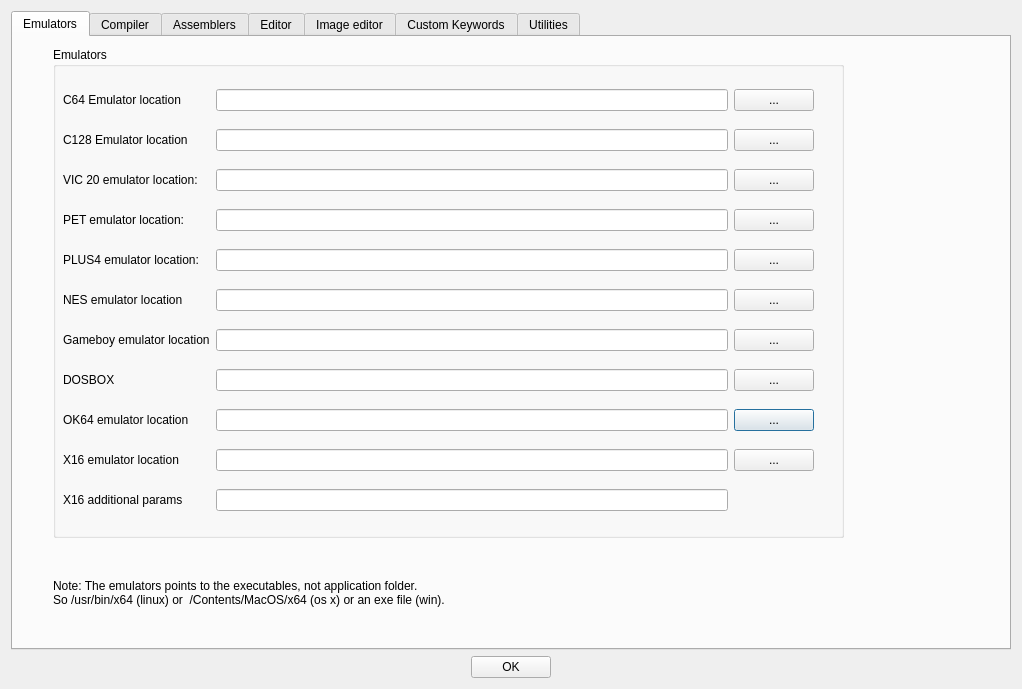
Old version of the form source/dialogtrsesettings.ui in the repository leuat/TRSE.
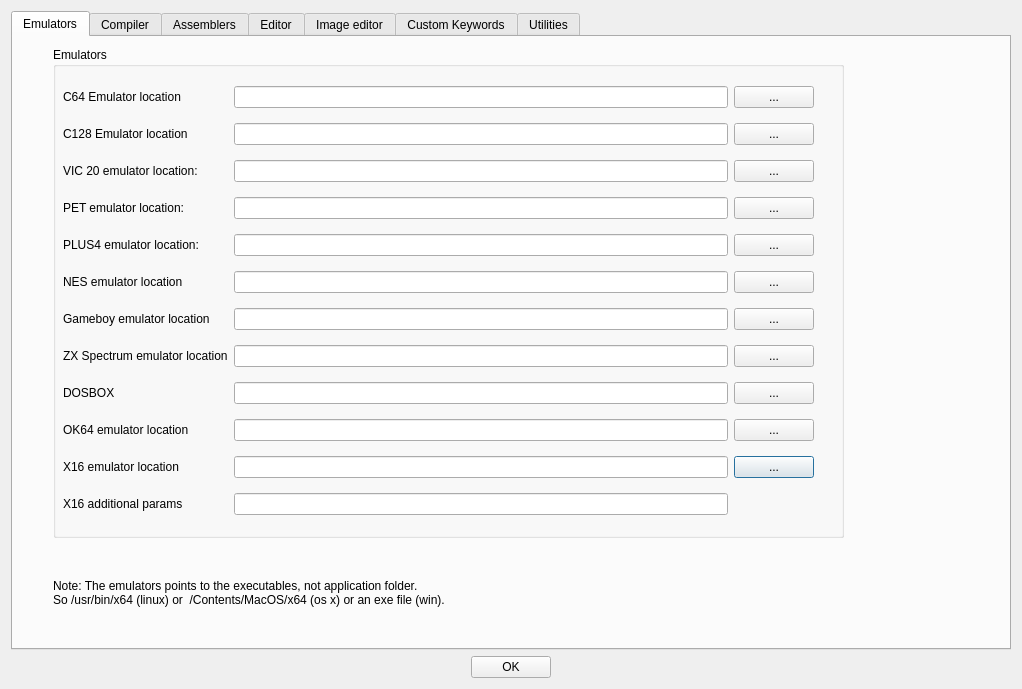
New version of the form. The open tabs and pages were chosen to show the change.

Commit message: First Spectrum ZX

What changed in the file:
```diff
--- a/source/dialogtrsesettings.ui
+++ b/source/dialogtrsesettings.ui
@@ -63,78 +63,26 @@
             <height>451</height>
            </rect>
           </property>
-          <layout class="QGridLayout" name="gridLayout_7" rowstretch="0,0,0,0,0,0,0,0,0,0,0">
-           <item row="8" column="2">
-            <widget class="QPushButton" name="btnOKEmulator">
+          <layout class="QGridLayout" name="gridLayout_7" rowstretch="0,0,0,0,0,0,0,0,0,0,0,0">
+           <item row="8" column="0">
+            <widget class="QLabel" name="label_34">
              <property name="text">
-              <string>...</string>
+              <string>DOSBOX</string>
              </property>
             </widget>
            </item>
-           <item row="3" column="1">
-            <widget class="QLineEdit" name="lePETEmulator"/>
-           </item>
-           <item row="0" column="1">
-            <widget class="QLineEdit" name="leEmulator"/>
-           </item>
-           <item row="4" column="2">
-            <widget class="QPushButton" name="btnPlus4Select">
-             <property name="text">
-              <string>...</string>
-             </property>
-            </widget>
-           </item>
-           <item row="9" column="2">
+           <item row="10" column="2">
             <widget class="QPushButton" name="btnX16Emulator">
              <property name="text">
               <string>...</string>
              </property>
             </widget>
            </item>
-           <item row="4" column="0">
-            <widget class="QLabel" name="label_26">
-             <property name="text">
-              <string>PLUS4 emulator location:</string>
-             </property>
-            </widget>
-           </item>
            <item row="1" column="1">
             <widget class="QLineEdit" name="leEmulatorC128"/>
            </item>
-           <item row="7" column="2">
-            <widget class="QPushButton" name="btnDosbox">
-             <property name="text">
-              <string>...</string>
-             </property>
-            </widget>
-           </item>
-           <item row="0" column="0">
-            <widget class="QLabel" name="label">
-             <property name="text">
-              <string>C64 Emulator location</string>
-             </property>
-            </widget>
-           </item>
-           <item row="2" column="0">
-            <widget class="QLabel" name="label_7">
-             <property name="text">
-              <string>VIC 20 emulator location:</string>
-             </property>
-            </widget>
-           </item>
-           <item row="5" column="2">
-            <widget class="QPushButton" name="btnNesEmulatr">
-             <property name="text">
-              <string>...</string>
-             </property>
-            </widget>
-           </item>
-           <item row="7" column="0">
-            <widget class="QLabel" name="label_34">
-             <property name="text">
-              <string>DOSBOX</string>
-             </property>
-            </widget>
+           <item row="4" column="1">
+            <widget class="QLineEdit" name="lePlus4Emulator"/>
            </item>
            <item row="2" column="2">
             <widget class="QPushButton" name="btnVic20Emulator">
@@ -143,98 +91,16 @@
              </property>
             </widget>
            </item>
-           <item row="1" column="2">
-            <widget class="QPushButton" name="btnEmulatorC128">
-             <property name="text">
-              <string>...</string>
-             </property>
-            </widget>
-           </item>
-           <item row="1" column="0">
-            <widget class="QLabel" name="label_16">
-             <property name="text">
-              <string>C128 Emulator location</string>
-             </property>
-            </widget>
-           </item>
-           <item row="0" column="2">
-            <widget class="QPushButton" name="btnEmulator">
-             <property name="text">
-              <string>...</string>
-             </property>
-            </widget>
-           </item>
-           <item row="5" column="0">
-            <widget class="QLabel" name="label_14">
-             <property name="text">
-              <string>NES emulator location</string>
-             </property>
-            </widget>
-           </item>
-           <item row="10" column="1">
-            <widget class="QLineEdit" name="leX16EmuParams">
-             <property name="text">
-              <string/>
-             </property>
-            </widget>
-           </item>
-           <item row="3" column="2">
-            <widget class="QPushButton" name="btnPetEmulator">
-             <property name="text">
-              <string>...</string>
-             </property>
-            </widget>
-           </item>
-           <item row="9" column="0">
+           <item row="10" column="0">
             <widget class="QLabel" name="label_79">
              <property name="text">
               <string>X16 emulator location</string>
              </property>
             </widget>
            </item>
-           <item row="8" column="0">
-            <widget class="QLabel" name="label_18">
-             <property name="text">
-              <string>OK64 emulator location</string>
-             </property>
-            </widget>
-           </item>
-           <item row="9" column="1">
-            <widget class="QLineEdit" name="leX16Emu">
-             <property name="text">
-              <string/>
-             </property>
-            </widget>
-           </item>
-           <item row="8" column="1">
-            <widget class="QLineEdit" name="leOK64Emulator"/>
-           </item>
-           <item row="7" column="1">
-            <widget class="QLineEdit" name="leDosbox"/>
-           </item>
-           <item row="3" column="0">
-            <widget class="QLabel" name="label_23">
-             <property name="text">
-              <string>PET emulator location:</string>
-             </property>
-            </widget>
-           </item>
-           <item row="2" column="1">
-            <widget class="QLineEdit" name="leVic20Emulator"/>
-           </item>
-           <item row="10" column="0">
-            <widget class="QLabel" name="label_80">
-             <property name="text">
-              <string>X16 additional params</string>
-             </property>
-            </widget>
-           </item>
            <item row="5" column="1">
             <widget class="QLineEdit" name="leNesEmulator"/>
            </item>
-           <item row="4" column="1">
-            <widget class="QLineEdit" name="lePlus4Emulator"/>
-           </item>
            <item row="6" column="0">
             <widget class="QLabel" name="label_81">
              <property name="text">
@@ -242,9 +108,126 @@
              </property>
             </widget>
            </item>
+           <item row="3" column="2">
+            <widget class="QPushButton" name="btnPetEmulator">
+             <property name="text">
+              <string>...</string>
+             </property>
+            </widget>
+           </item>
+           <item row="3" column="0">
+            <widget class="QLabel" name="label_23">
+             <property name="text">
+              <string>PET emulator location:</string>
+             </property>
+            </widget>
+           </item>
+           <item row="0" column="1">
+            <widget class="QLineEdit" name="leEmulator"/>
+           </item>
            <item row="6" column="1">
             <widget class="QLineEdit" name="leGameboyEmulator"/>
            </item>
+           <item row="2" column="0">
+            <widget class="QLabel" name="label_7">
+             <property name="text">
+              <string>VIC 20 emulator location:</string>
+             </property>
+            </widget>
+           </item>
+           <item row="0" column="2">
+            <widget class="QPushButton" name="btnEmulator">
+             <property name="text">
+              <string>...</string>
+             </property>
+            </widget>
+           </item>
+           <item row="11" column="1">
+            <widget class="QLineEdit" name="leX16EmuParams">
+             <property name="text">
+              <string/>
+             </property>
+            </widget>
+           </item>
+           <item row="4" column="2">
+            <widget class="QPushButton" name="btnPlus4Select">
+             <property name="text">
+              <string>...</string>
+             </property>
+            </widget>
+           </item>
+           <item row="1" column="0">
+            <widget class="QLabel" name="label_16">
+             <property name="text">
+              <string>C128 Emulator location</string>
+             </property>
+            </widget>
+           </item>
+           <item row="1" column="2">
+            <widget class="QPushButton" name="btnEmulatorC128">
+             <property name="text">
+              <string>...</string>
+             </property>
+            </widget>
+           </item>
+           <item row="2" column="1">
+            <widget class="QLineEdit" name="leVic20Emulator"/>
+           </item>
+           <item row="0" column="0">
+            <widget class="QLabel" name="label">
+             <property name="text">
+              <string>C64 Emulator location</string>
+             </property>
+            </widget>
+           </item>
+           <item row="8" column="1">
+            <widget class="QLineEdit" name="leDosbox"/>
+           </item>
+           <item row="3" column="1">
+            <widget class="QLineEdit" name="lePETEmulator"/>
+           </item>
+           <item row="4" column="0">
+            <widget class="QLabel" name="label_26">
+             <property name="text">
+              <string>PLUS4 emulator location:</string>
+             </property>
+            </widget>
+           </item>
+           <item row="9" column="0">
+            <widget class="QLabel" name="label_18">
+             <property name="text">
+              <string>OK64 emulator location</string>
+             </property>
+            </widget>
+           </item>
+           <item row="5" column="2">
+            <widget class="QPushButton" name="btnNesEmulatr">
+             <property name="text">
+              <string>...</string>
+             </property>
+            </widget>
+           </item>
+           <item row="8" column="2">
+            <widget class="QPushButton" name="btnDosbox">
+             <property name="text">
+              <string>...</string>
+             </property>
+            </widget>
+           </item>
+           <item row="5" column="0">
+            <widget class="QLabel" name="label_14">
+             <property name="text">
+              <string>NES emulator location</string>
+             </property>
+            </widget>
+           </item>
+           <item row="9" column="2">
+            <widget class="QPushButton" name="btnOKEmulator">
+             <property name="text">
+              <string>...</string>
+             </property>
+            </widget>
+           </item>
            <item row="6" column="2">
             <widget class="QPushButton" name="btnGameboyEmulator">
              <property name="text">
@@ -252,6 +235,40 @@
              </property>
             </widget>
            </item>
+           <item row="11" column="0">
+            <widget class="QLabel" name="label_80">
+             <property name="text">
+              <string>X16 additional params</string>
+             </property>
+            </widget>
+           </item>
+           <item row="9" column="1">
+            <widget class="QLineEdit" name="leOK64Emulator"/>
+           </item>
+           <item row="10" column="1">
+            <widget class="QLineEdit" name="leX16Emu">
+             <property name="text">
+              <string/>
+             </property>
+            </widget>
+           </item>
+           <item row="7" column="0">
+            <widget class="QLabel" name="label_82">
+             <property name="text">
+              <string>ZX Spectrum emulator location</string>
+             </property>
+            </widget>
+           </item>
+           <item row="7" column="1">
+            <widget class="QLineEdit" name="leZXSpectrumEmulator"/>
+           </item>
+           <item row="7" column="2">
+            <widget class="QPushButton" name="btnZXSpectrumEmulator">
+             <property name="text">
+              <string>...</string>
+             </property>
+            </widget>
+           </item>
           </layout>
          </widget>
         </widget>
```
Left out of the diff: 52 changed lines with no effect on the pictures. The commit also changes 32 other files.
